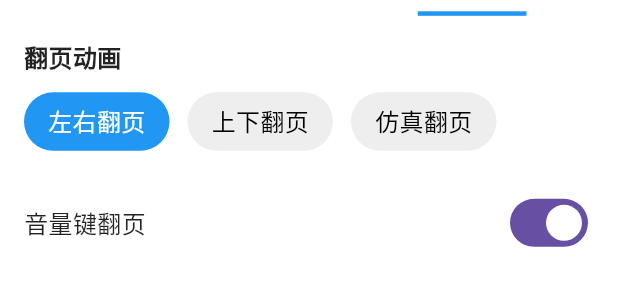
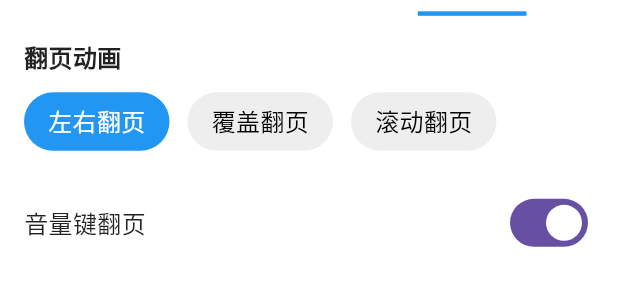
Before and after one commit to qwe8511066/simple_novel_app, a Flutter app: the ReaderSettingsOverlay widget shown alone on an empty page, opened directly with empty values, after a tap on "间距", after a tap on "字体", after a tap on "界面", on a phone screen of 412 x 824 dp. Shown: the part 442-742 px from the top of the screen. Run offline on Flutter 3.47's test engine with Material 3 defaults, Android fonts, the phone set to English and light mode, and no system bars; our stand-ins replace file_picker, flutter_colorpicker, image_picker, shared_preferences, shelf, shelf_static; missing offline and left inert: charset_converter; accounts and stored records are empty.

Commit message:
翻页动画

```diff
--- a/lib/pages/reader/reader_settings/reader_settings_overlay.dart
+++ b/lib/pages/reader/reader_settings/reader_settings_overlay.dart
@@ -596,7 +596,7 @@ class _ReaderSettingsOverlayState extends State<ReaderSettingsOverlay> {
             spacing: 12,
             runSpacing: 12,
             children: [
-              ...['左右翻页', '上下翻页', '仿真翻页'].map((animation) {
+              ...['左右翻页', '覆盖翻页','滚动翻页'].map((animation) {
                 final isSelected = novelProvider.pageTurnAnimation == animation;
                 return GestureDetector(
                   onTap: () => novelProvider.setPageTurnAnimation(animation),
--- a/lib/providers/novel_provider.dart
+++ b/lib/providers/novel_provider.dart
@@ -33,7 +33,7 @@ class NovelProvider with ChangeNotifier {
   String? _customFontPath; // 第三方字体文件路径
 
   // 界面设置
-  String _pageTurnAnimation = '左右翻页'; // 翻页动画：左右翻页、上下翻页、仿真翻页
+  String _pageTurnAnimation = '左右翻页'; // 翻页动画：左右翻页、覆盖翻页、滚动翻页
   bool _volumeKeyPageTurning = true; // 音量键翻页开关
   bool _hideStatusBar = true; // 隐藏状态栏开关
   /// 获取收藏的小说列表
```
